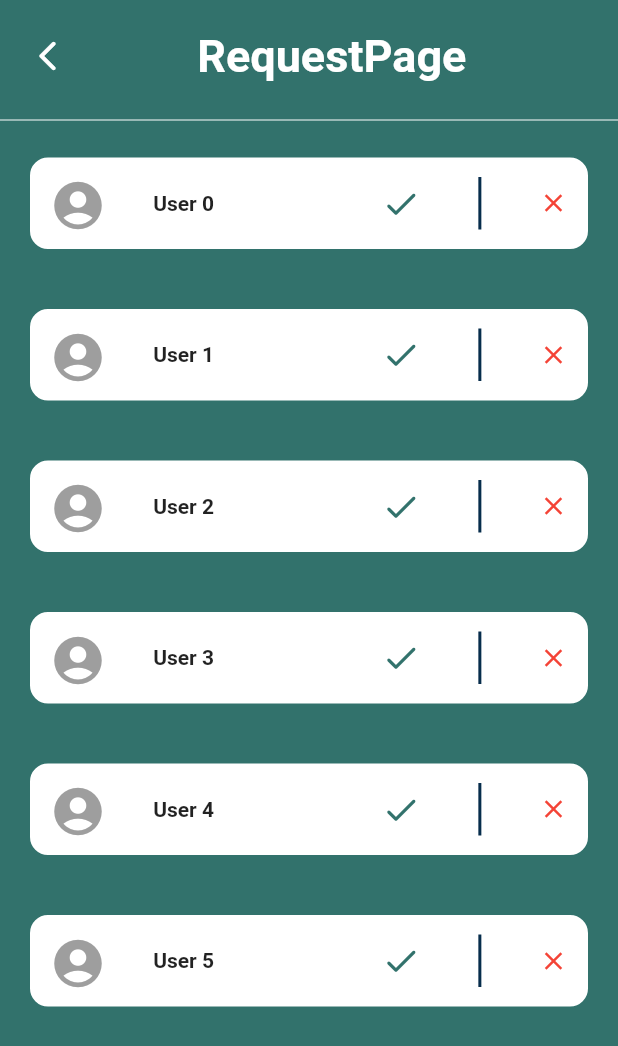
After one commit to m0hit-kumar/Friendly-Faces, a Flutter app: the RequestPage screen opened by its route, on a phone screen of 412 x 824 dp. The commit adds this screen. Shown: the top 1046 px of the screen. Run offline on Flutter 3.47's test engine with Material 2 defaults, Android fonts, the phone set to English and light mode, and no system bars; our stand-ins replace cloud_firestore, firebase_auth, firebase_core, flutter_svg, flutter_typeahead, geocoding and 4 more; missing offline and left inert: google_maps_webservice; accounts and stored records are empty; project files that could hold a hidden picture were left out.

```diff
--- a/lib/main.dart
+++ b/lib/main.dart
@@ -1,10 +1,13 @@
 import 'package:firebase_core/firebase_core.dart';
 import 'package:flutter/material.dart';
+import 'package:friendly_faces/controller/loctemp.dart';
 import 'package:friendly_faces/pages/auth/auth_page.dart';
 import 'package:friendly_faces/pages/auth/create_profile.dart';
 import 'package:friendly_faces/pages/dashboard/connection_page.dart';
 import 'package:friendly_faces/pages/dashboard/homepage.dart';
 import 'package:friendly_faces/pages/dashboard/find_connection.dart';
+import 'package:friendly_faces/pages/dashboard/mylocpage.dart';
+import 'package:friendly_faces/pages/dashboard/request_page.dart';
 import 'package:friendly_faces/pages/dashboard/trial.dart';
 import 'package:friendly_faces/pages/auth/otp_page.dart';
 import 'package:get/get.dart';
@@ -24,6 +27,8 @@ class MyApp extends StatelessWidget {
 
   @override
   Widget build(BuildContext context) {
+    Get.put(LocationController());
+
     return GetMaterialApp(
       initialRoute: "/auth",
       theme: ThemeData(canvasColor: Colors.transparent),
@@ -57,6 +62,14 @@ class MyApp extends StatelessWidget {
           name: "/connectionPage",
           page: () => const ConnectionPage(),
         ),
+        GetPage(
+          name: "/requestPage",
+          page: () => const RequestPage(),
+        ),
+        GetPage(
+          name: "/mylocation",
+          page: () => const MapScreen(),
+        ),
       ],
     );
   }
--- /dev/null
+++ b/lib/pages/dashboard/request_page.dart
@@ -0,0 +1,125 @@
+import 'package:flutter/material.dart';
+
+class RequestPage extends StatefulWidget {
+  const RequestPage({super.key});
+
+  @override
+  State<RequestPage> createState() => _RequestPageState();
+}
+
+class _RequestPageState extends State<RequestPage> {
+  @override
+  Widget build(BuildContext context) {
+    return SafeArea(
+      child: Scaffold(
+          backgroundColor: const Color(0xFF32726C),
+          body: SingleChildScrollView(
+              child: Column(
+            children: [
+              Padding(
+                padding: const EdgeInsets.all(20),
+                child: Row(
+                  children: const [
+                    Icon(
+                      Icons.arrow_back_ios_rounded,
+                      color: Colors.white,
+                    ),
+                    Padding(
+                      padding: EdgeInsets.only(left: 80),
+                      child: Center(
+                        child: Text(
+                          " RequestPage",
+                          style: TextStyle(
+                              fontWeight: FontWeight.bold,
+                              fontSize: 30,
+                              color: Colors.white),
+                        ),
+                      ),
+                    ),
+                  ],
+                ),
+              ),
+              const Divider(
+                height: 10,
+                color: Colors.white,
+              ),
+              SizedBox(
+                height: 640,
+                child: ListView.builder(
+                  itemCount: 6,
+                  itemBuilder: (context, index) => Padding(
+                    padding: const EdgeInsets.all(20),
+                    child: Container(
+                      //color: Colors.white,
+                      decoration: BoxDecoration(
+                        color: Colors.white,
+                        borderRadius: const BorderRadius.all(
+                          Radius.circular(12),
+                        ),
+                        border: Border.all(
+                          width: 3,
+                          color: Colors.white,
+                          style: BorderStyle.solid,
+                        ),
+                      ),
+                      height: 61,
+                      child: Padding(
+                        padding: const EdgeInsets.all(10),
+                        child: Row(
+                          mainAxisAlignment: MainAxisAlignment.spaceBetween,
+                          // ignore: prefer_const_literals_to_create_immutables
+                          children: [
+                            const Icon(
+                              Icons.account_circle_rounded,
+                              color: Colors.grey,
+                              size: 38,
+                            ),
+
+                            Row(
+                              // ignore: prefer_const_literals_to_create_immutables
+                              children: [
+                                Container(
+                                  child: Text(
+                                    "User " "$index",
+                                    textAlign: TextAlign.left,
+                                    style: const TextStyle(
+                                        fontWeight: FontWeight.bold),
+                                  ),
+                                ),
+                              ],
+                            ),
+                            //ignore: prefer_const_constructors
+
+                            const Padding(
+                              padding: EdgeInsets.only(left: 80),
+                              child: Icon(
+                                Icons.done_rounded,
+                                color: Color(0xFF32726C),
+                                size: 27,
+                              ),
+                            ),
+
+                            const VerticalDivider(
+                              thickness: 2,
+                              //indent: 20,
+                              //endIndent: 0,
+                              color: Color.fromARGB(255, 7, 45, 76),
+                            ),
+
+                            const Icon(
+                              Icons.close,
+                              color: Colors.red,
+                              size: 20,
+                            ),
+                          ],
+                        ),
+                      ),
+                    ),
+                  ),
+                ),
+              )
+            ],
+          ))),
+    );
+  }
+}
--- a/pubspec.yaml
+++ b/pubspec.yaml
@@ -43,6 +43,10 @@ dependencies:
   geolocator: ^9.0.2
   latlong2: ^0.8.1
   fluttertoast: ^8.2.1
+  flutter_google_places: ^0.3.0
+  flutter_typeahead: ^4.3.6
+  google_maps_flutter: ^2.2.4
+  geocoding: ^2.0.5
 
 dev_dependencies:
   flutter_test:
```
Also changed, not shown: lib/controller/database_controller.dart (+41 -0 lines), lib/controller/loaction_service.dart (added, +15 -0 lines), lib/controller/loctemp.dart (added, +45 -0 lines), lib/pages/dashboard/connection_page.dart (+9 -4 lines), lib/pages/dashboard/find_connection.dart (+9 -5 lines), lib/pages/dashboard/mylocpage.dart (added, +82 -0 lines), lib/widgets/locationserachwidget.dart (added, +89 -0 lines), pubspec.lock, 3 other files.
